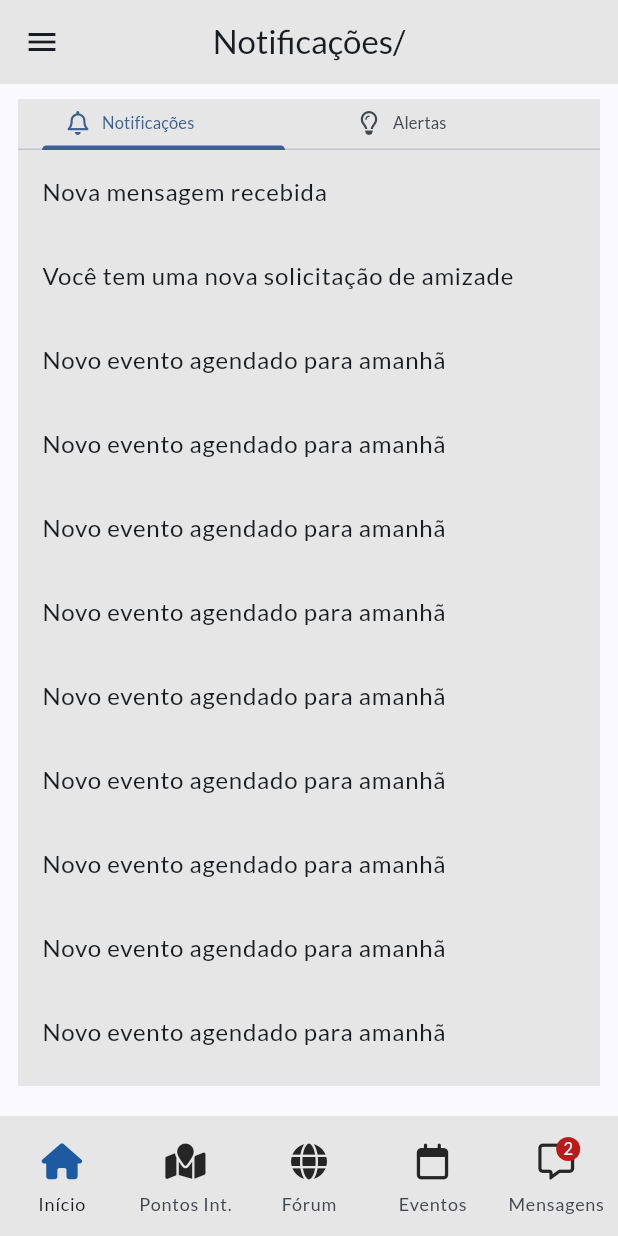
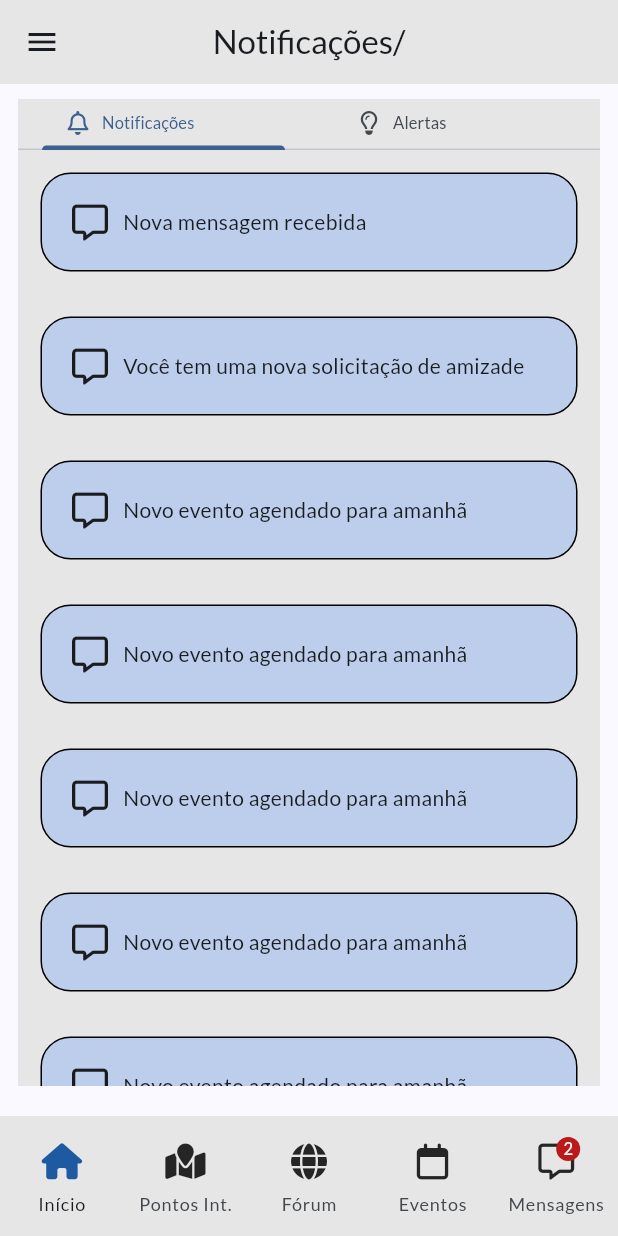
Before and after one commit to asousapt/softshares_mobile, a Flutter app: the NotificationsAlertScreen screen opened by its route, on a phone screen of 412 x 824 dp. Run offline on Flutter 3.47's test engine with Material 3 defaults, Android fonts, the phone set to English and light mode, and no system bars; our stand-ins replace font_awesome_flutter, google_fonts, package_info_plus, table_calendar; missing offline and left inert: country_flags; generated files the repository leaves out were written again.

```diff
--- a/lib/screens/notifications_alert.dart
+++ b/lib/screens/notifications_alert.dart
@@ -6,6 +6,7 @@ import 'package:softshares_mobile/models/alertas.dart';
 import 'package:font_awesome_flutter/font_awesome_flutter.dart';
 import 'package:softshares_mobile/widgets/gerais/perfil/custom_tab.dart';
 import 'package:flutter_gen/gen_l10n/app_localizations.dart';
+import 'package:softshares_mobile/widgets/gerais/notificacoes/notification_item.dart';
 
 class NotificationsAlertScreen extends StatefulWidget {
   const NotificationsAlertScreen({super.key});
@@ -96,7 +97,7 @@ class _NotificationsAlertScreenState extends State<NotificationsAlertScreen> {
                                 onDismissed: (direction) {
                                   print(e.notificacaoId);
                                 },
-                                child: ListTile(title: Text(e.notificacao)));
+                                child: NotificationCard(texto: e.notificacao));
                           }).toList(),
                         ),
                         ListView(
--- /dev/null
+++ b/lib/widgets/gerais/notificacoes/notification_item.dart
@@ -0,0 +1,41 @@
+import 'package:flutter/material.dart';
+import 'package:font_awesome_flutter/font_awesome_flutter.dart';
+
+class NotificationCard extends StatelessWidget {
+  const NotificationCard({
+    super.key,
+    required this.texto,
+  });
+
+  final String texto;
+
+  @override
+  Widget build(BuildContext context) {
+    return Container(
+      padding: const EdgeInsets.all(20),
+      margin: const EdgeInsets.all(15),
+      decoration: BoxDecoration(
+        color: const Color.fromRGBO(188, 206, 235, 1),
+        borderRadius: BorderRadius.circular(20),
+        border: Border.all(color: Colors.black),
+      ),
+      child: Column(
+        mainAxisAlignment: MainAxisAlignment.start,
+        children: [
+          Row(
+            children: [
+              const Icon(
+                FontAwesomeIcons.message,
+              ),
+              const SizedBox(width: 10),
+              Text(
+                texto,
+                maxLines: 3,
+              ),
+            ],
+          )
+        ],
+      ),
+    );
+  }
+}
```
Also changed, not shown: lib/widgets/gerais/bottom_navigation.dart (+23 -0 lines).
